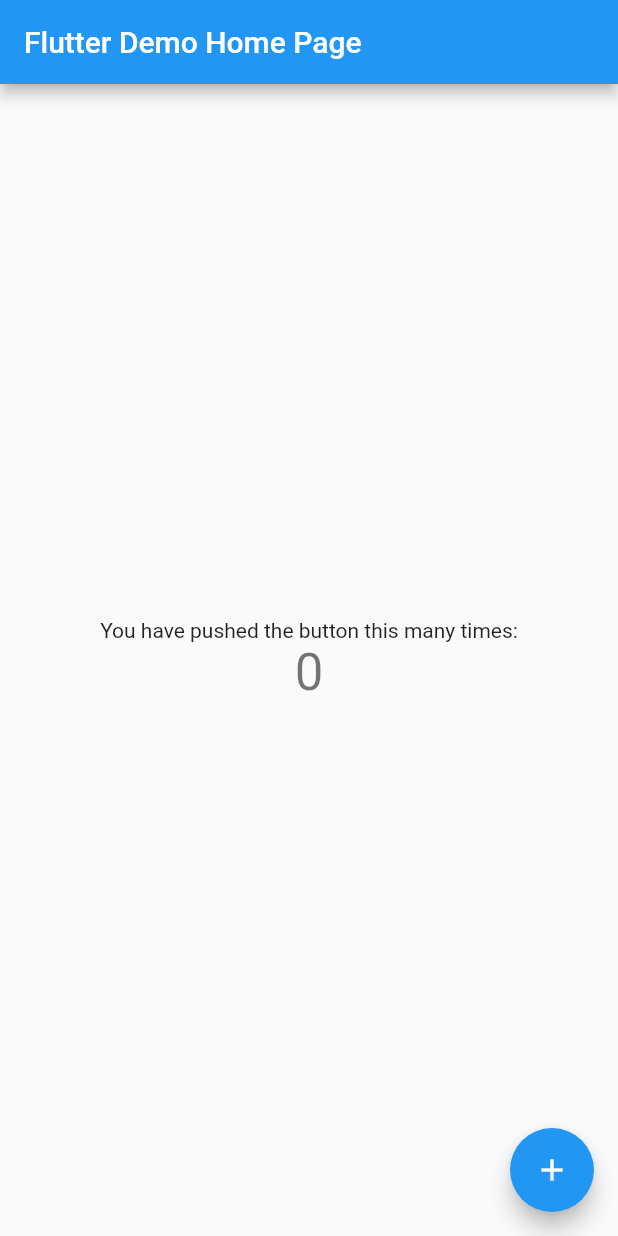
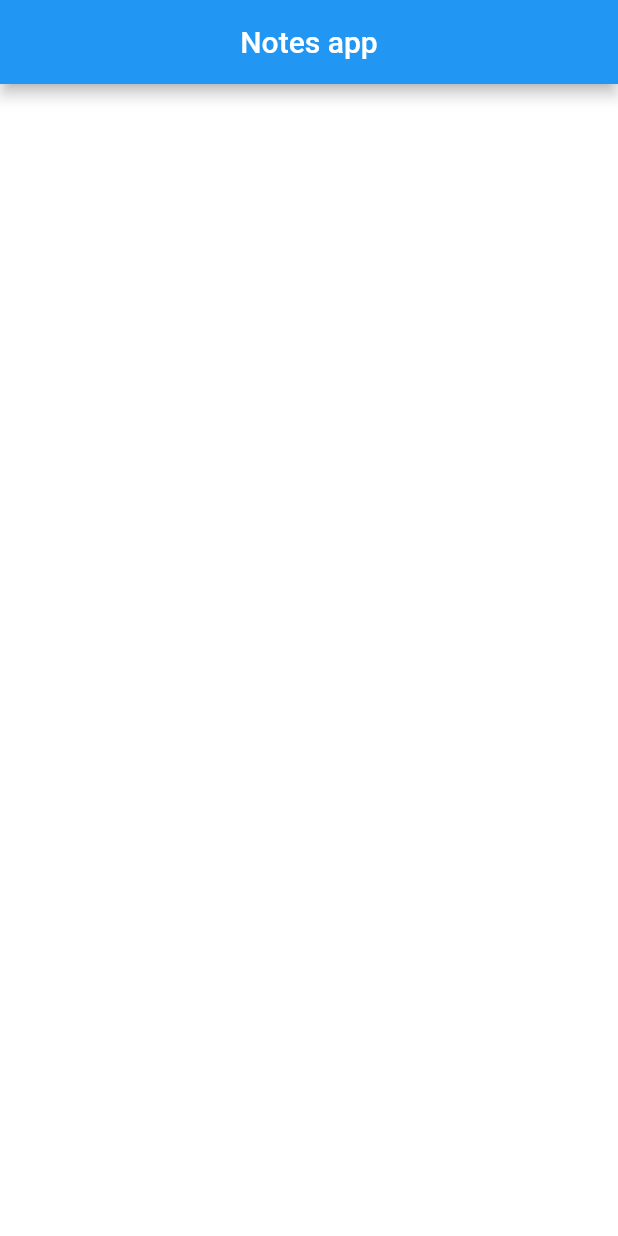
Before and after one commit to Kaviraghul/sqlite_database_flutter, a Flutter app: the screen it shows after launch, on a phone screen of 412 x 824 dp. Run offline on Flutter 3.47's test engine with Material 2 defaults, Android fonts, the phone set to English and light mode, and no system bars.

Commit message:
created note model & home screen

```diff
--- /dev/null
+++ b/lib/home_screen.dart
@@ -0,0 +1,21 @@
+import 'package:flutter/material.dart';
+
+class HomeScreen extends StatefulWidget {
+  const HomeScreen({Key? key}) : super(key: key);
+
+  @override
+  State<HomeScreen> createState() => _HomeScreenState();
+}
+
+class _HomeScreenState extends State<HomeScreen> {
+  @override
+  Widget build(BuildContext context) {
+    return Scaffold(
+      appBar: AppBar(
+        title: const Text("Notes app"),
+        centerTitle: true,
+      ),
+      body: Container(color: Colors.white),
+    );
+  }
+}
--- a/lib/main.dart
+++ b/lib/main.dart
@@ -1,3 +1,4 @@
+import 'package:exploring_sqlite/home_screen.dart';
 import 'package:flutter/material.dart';
 
 void main() {
@@ -7,109 +8,14 @@ void main() {
 class MyApp extends StatelessWidget {
   const MyApp({super.key});
 
-  // This widget is the root of your application.
   @override
   Widget build(BuildContext context) {
     return MaterialApp(
       title: 'Flutter Demo',
       theme: ThemeData(
-        // This is the theme of your application.
-        //
-        // Try running your application with "flutter run". You'll see the
-        // application has a blue toolbar. Then, without quitting the app, try
-        // changing the primarySwatch below to Colors.green and then invoke
-        // "hot reload" (press "r" in the console where you ran "flutter run",
-        // or simply save your changes to "hot reload" in a Flutter IDE).
-        // Notice that the counter didn't reset back to zero; the application
-        // is not restarted.
         primarySwatch: Colors.blue,
       ),
-      home: const MyHomePage(title: 'Flutter Demo Home Page'),
+      home: const HomeScreen(),
     );
   }
 }
-
-class MyHomePage extends StatefulWidget {
-  const MyHomePage({super.key, required this.title});
-
-  // This widget is the home page of your application. It is stateful, meaning
-  // that it has a State object (defined below) that contains fields that affect
-  // how it looks.
-
-  // This class is the configuration for the state. It holds the values (in this
-  // case the title) provided by the parent (in this case the App widget) and
-  // used by the build method of the State. Fields in a Widget subclass are
-  // always marked "final".
-
-  final String title;
-
-  @override
-  State<MyHomePage> createState() => _MyHomePageState();
-}
-
-class _MyHomePageState extends State<MyHomePage> {
-  int _counter = 0;
-
-  void _incrementCounter() {
-    setState(() {
-      // This call to setState tells the Flutter framework that something has
-      // changed in this State, which causes it to rerun the build method below
-      // so that the display can reflect the updated values. If we changed
-      // _counter without calling setState(), then the build method would not be
-      // called again, and so nothing would appear to happen.
-      _counter++;
-    });
-  }
-
-  @override
-  Widget build(BuildContext context) {
-    // This method is rerun every time setState is called, for instance as done
-    // by the _incrementCounter method above.
-    //
-    // The Flutter framework has been optimized to make rerunning build methods
-    // fast, so that you can just rebuild anything that needs updating rather
-    // than having to individually change instances of widgets.
-    return Scaffold(
-      appBar: AppBar(
-        // Here we take the value from the MyHomePage object that was created by
-        // the App.build method, and use it to set our appbar title.
-        title: Text(widget.title),
-      ),
-      body: Center(
-        // Center is a layout widget. It takes a single child and positions it
-        // in the middle of the parent.
-        child: Column(
-          // Column is also a layout widget. It takes a list of children and
-          // arranges them vertically. By default, it sizes itself to fit its
-          // children horizontally, and tries to be as tall as its parent.
-          //
-          // Invoke "debug painting" (press "p" in the console, choose the
-          // "Toggle Debug Paint" action from the Flutter Inspector in Android
-          // Studio, or the "Toggle Debug Paint" command in Visual Studio Code)
-          // to see the wireframe for each widget.
-          //
-          // Column has various properties to control how it sizes itself and
-          // how it positions its children. Here we use mainAxisAlignment to
-          // center the children vertically; the main axis here is the vertical
-          // axis because Columns are vertical (the cross axis would be
-          // horizontal).
-          mainAxisAlignment: MainAxisAlignment.center,
-          children: <Widget>[
-            const Text(
-              'You have pushed the button this many times:',
-            ),
-            Text(
-              '$_counter',
-              style: Theme.of(context).textTheme.headlineMedium,
-            ),
-          ],
-        ),
-      ),
-      floatingActionButton: FloatingActionButton(
-        onPressed: _incrementCounter,
-        tooltip: 'Increment',
-        child: const Icon(Icons.add),
-      ), // This trailing comma makes auto-formatting nicer for build methods.
-    );
-  }
-}
```
Also changed, not shown: lib/models.dart (added, +31 -0 lines).
